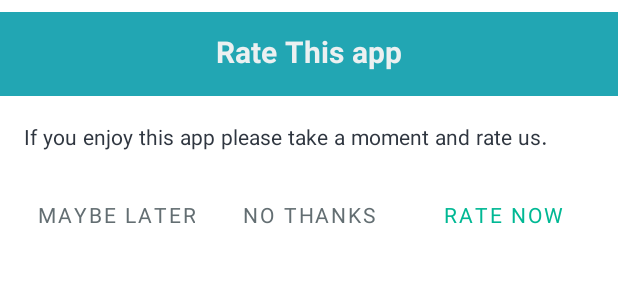
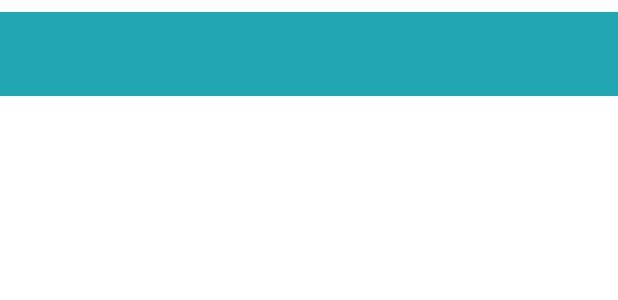
Before and after one commit to p4yam/RateMyApp, an Android app: the layout fragment_rate.xml on its own in the app's theme, with its tools: preview values and no code run, on a phone screen of 412 x 824 dp. Shown: the top 300 px of the screen. Run offline under Robolectric (Android 15) with nearby library versions, the phone set to English and light mode, and no system bars.

Commit message:
removed unused sources

```diff
--- a/app/build.gradle
+++ b/app/build.gradle
@@ -10,8 +10,8 @@ android {
         applicationId "ir.kivee.sampleapp"
         minSdkVersion 19
         targetSdkVersion 28
-        versionCode 2
-        versionName "1.1"
+        versionCode 3
+        versionName "1.2"
         testInstrumentationRunner "androidx.test.runner.AndroidJUnitRunner"
     }
     buildTypes {
@@ -27,7 +27,6 @@ dependencies {
     implementation "org.jetbrains.kotlin:kotlin-stdlib-jdk7:$kotlin_version"
     implementation 'androidx.appcompat:appcompat:1.1.0-alpha01'
     implementation 'androidx.core:core-ktx:1.1.0-alpha04'
-    implementation 'androidx.constraintlayout:constraintlayout:2.0.0-alpha2'
     implementation 'com.android.support:design:28.0.0'
     testImplementation 'junit:junit:4.12'
     androidTestImplementation 'androidx.test:runner:1.1.0-alpha4'
--- a/ratemyapp/build.gradle
+++ b/ratemyapp/build.gradle
@@ -11,8 +11,8 @@ android {
     defaultConfig {
         minSdkVersion 19
         targetSdkVersion 28
-        versionCode 1
-        versionName "0.1.0"
+        versionCode 2
+        versionName "0.2.0"
 
         testInstrumentationRunner "androidx.test.runner.AndroidJUnitRunner"
 
@@ -31,8 +31,6 @@ dependencies {
     implementation fileTree(dir: 'libs', include: ['*.jar'])
 
     implementation 'androidx.appcompat:appcompat:1.1.0-alpha01'
-    implementation 'androidx.legacy:legacy-support-v4:1.0.0'
-    implementation 'androidx.constraintlayout:constraintlayout:2.0.0-alpha2'
     implementation 'com.android.support:design:28.0.0'
     testImplementation 'junit:junit:4.12'
     androidTestImplementation 'androidx.test:runner:1.1.0-alpha4'
--- a/ratemyapp/src/main/java/ir/kivee/ratemyapp/RateFragment.kt
+++ b/ratemyapp/src/main/java/ir/kivee/ratemyapp/RateFragment.kt
@@ -2,6 +2,7 @@ package ir.kivee.ratemyapp
 
 import android.content.Context
 import android.os.Bundle
+import android.util.LayoutDirection
 import android.util.Log
 import android.view.LayoutInflater
 import android.view.View
@@ -51,7 +52,7 @@ class RateFragment : BottomSheetDialogFragment() {
         ratePositive.text=positiveButtonText
         rateNegative.text=negativeButtonText
         rateCancel.text=cancelButtonText
-
+        rateButtonContainer.layoutDirection=View.LAYOUT_DIRECTION_RTL
         ratePositive.setOnClickListener {
             listener?.onPositiveClick()
             dismiss()
--- a/ratemyapp/src/main/res/layout/fragment_rate.xml
+++ b/ratemyapp/src/main/res/layout/fragment_rate.xml
@@ -1,24 +1,23 @@
 <?xml version="1.0" encoding="utf-8"?>
-<androidx.constraintlayout.widget.ConstraintLayout
+<LinearLayout
         xmlns:android="http://schemas.android.com/apk/res/android"
         xmlns:tools="http://schemas.android.com/tools"
-        xmlns:app="http://schemas.android.com/apk/res-auto" android:layout_width="match_parent"
+        android:layout_width="match_parent"
         android:layout_marginBottom="@dimen/rmdp_8"
         android:paddingBottom="@dimen/rmdp_24"
         android:layout_marginTop="@dimen/rmdp_8"
+        android:orientation="vertical"
         android:layout_height="wrap_content"
         tools:context=".RateFragment">
 
     <TextView
             android:layout_width="match_parent"
             android:layout_height="@dimen/rmdp_56"
-            app:layout_constraintTop_toTopOf="parent"
             android:gravity="center"
             android:id="@+id/rateHeader"
             android:textSize="20sp"
             android:fontFamily="@font/vazir_bold"
             android:textColor="@color/mcolorLightGray"
-            android:text="@string/mrate_this_app"
             android:background="@color/mcolorDialogHeader"/>
 
     <TextView
@@ -27,48 +26,40 @@
             android:id="@+id/rateMessage"
             android:textColor="@color/mcolorDarkBlue"
             android:layout_margin="@dimen/rmdp_16"
-            android:fontFamily="@font/vazir"
-            android:text="@string/mrate_message"
-            app:layout_constraintTop_toBottomOf="@id/rateHeader"/>
+            android:fontFamily="@font/vazir"/>
+
+    <LinearLayout
+            android:layout_width="match_parent"
+            android:id="@+id/rateButtonContainer"
+            android:layout_height="wrap_content"
+            android:layout_marginTop="@dimen/rmdp_16"
+            android:orientation="horizontal">
+
+        <TextView
+                android:layout_width="match_parent"
+                android:layout_height="wrap_content"
+                android:layout_weight="1"
+                android:gravity="center"
+                android:fontFamily="@font/vazir"
+                android:textColor="@color/mcolorMidGreen"
+                android:id="@+id/ratePositive"/>
+        <TextView
+                android:layout_width="match_parent"
+                android:layout_height="wrap_content"
+                android:layout_weight="1"
+                android:fontFamily="@font/vazir"
+                android:gravity="center"
+                android:textColor="@color/mcolorMidGray"
+                android:id="@+id/rateNegative"/>
 
 
-    <com.google.android.material.button.MaterialButton
-            style="@style/Widget.MaterialComponents.Button.TextButton"
-            android:layout_width="wrap_content"
-            android:layout_height="wrap_content"
-            app:layout_constraintTop_toBottomOf="@id/rateMessage"
-            android:layout_marginTop="@dimen/rmdp_16"
-            android:fontFamily="@font/vazir"
-            android:textColor="@color/mcolorMidGray"
-            android:id="@+id/rateNegative"
-            app:layout_constraintLeft_toLeftOf="parent"
-            app:layout_constraintRight_toRightOf="parent"
-            android:text="@string/mno_thanks"/>
-
-    <com.google.android.material.button.MaterialButton
-            style="@style/Widget.MaterialComponents.Button.TextButton"
-            android:layout_width="wrap_content"
-            android:layout_height="wrap_content"
-            app:layout_constraintTop_toBottomOf="@id/rateMessage"
-            android:layout_marginTop="@dimen/rmdp_16"
-            android:fontFamily="@font/vazir"
-            android:textColor="@color/mcolorMidGreen"
-            android:text="@string/mrate_now"
-            android:id="@+id/ratePositive"
-            app:layout_constraintRight_toRightOf="parent"
-            app:layout_constraintLeft_toRightOf="@id/rateNegative"/>
-
-    <com.google.android.material.button.MaterialButton
-            style="@style/Widget.MaterialComponents.Button.TextButton"
-            android:layout_width="wrap_content"
-            android:layout_height="wrap_content"
-            android:id="@+id/rateCancel"
-            app:layout_constraintTop_toBottomOf="@id/rateMessage"
-            android:layout_marginTop="@dimen/rmdp_16"
-            android:fontFamily="@font/vazir"
-            android:text="@string/mmaybe_later"
-            android:layout_marginBottom="?actionBarSize"
-            app:layout_constraintLeft_toLeftOf="parent"
-            app:layout_constraintRight_toLeftOf="@id/rateNegative"
-            android:textColor="@color/mcolorMidGray"/>
-</androidx.constraintlayout.widget.ConstraintLayout>
+        <TextView
+                android:layout_width="match_parent"
+                android:layout_height="wrap_content"
+                android:id="@+id/rateCancel"
+                android:gravity="center"
+                android:layout_weight="1"
+                android:fontFamily="@font/vazir"
+                android:textColor="@color/mcolorMidGray"/>
+    </LinearLayout>
+</LinearLayout>
--- a/ratemyapp/src/main/res/values/strings.xml
+++ b/ratemyapp/src/main/res/values/strings.xml
@@ -1,7 +1,5 @@
 <resources>
     <string name="app_name">RateMyApp</string>
-
-    <!-- TODO: Remove or change this placeholder text -->
     <string name="mhello_blank_fragment">Hello blank fragment</string>
     <string name="mrate_this_app">Rate This app</string>
     <string name="mrate_message">If you enjoy this app please take a moment and rate us.</string>
```
